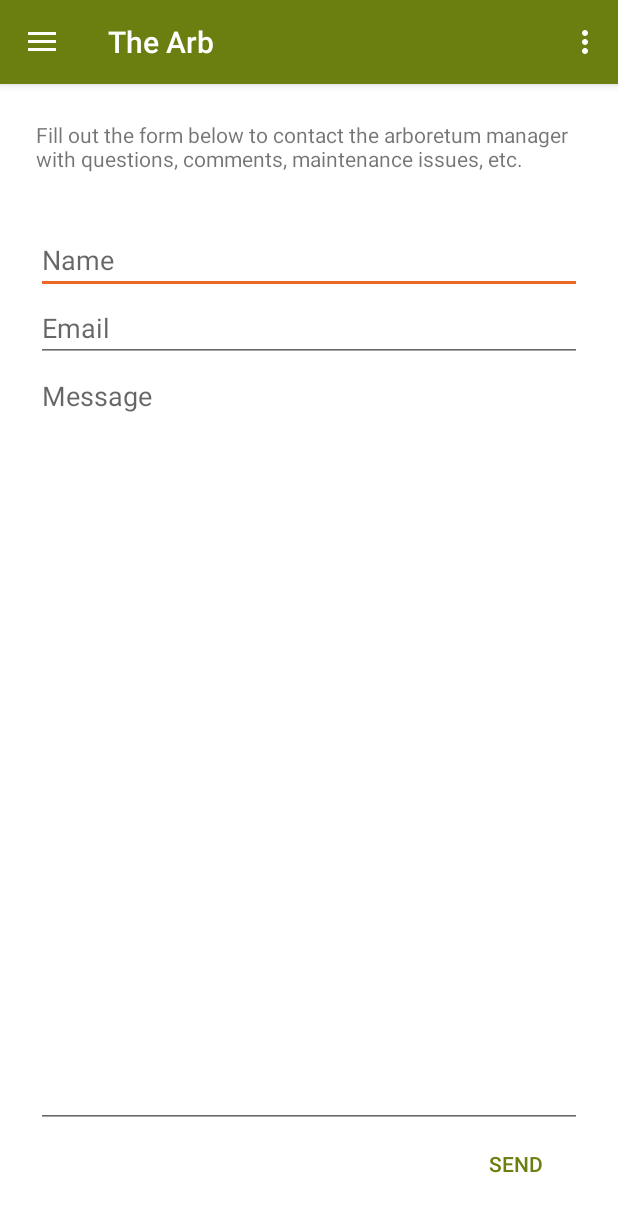
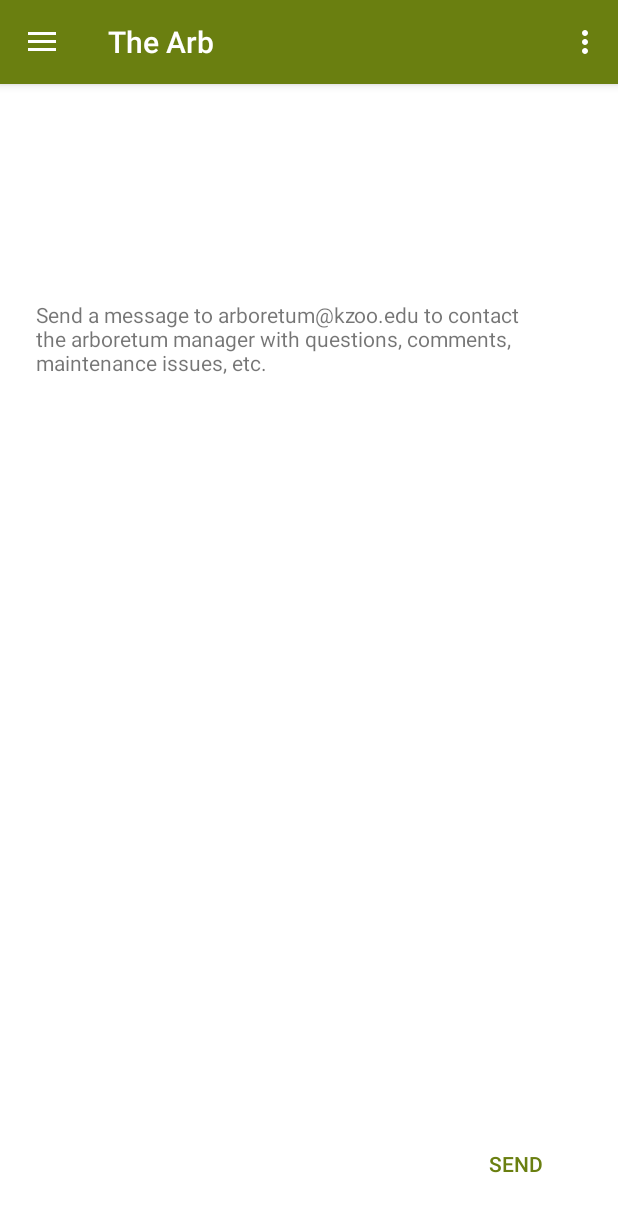
Before and after one commit to rlundquist3/arb-android, an Android app: the fragment ContactFragment placed in its activity, after a tap on "SEND", on a phone screen of 412 x 824 dp. Shown: the top 1212 px of the screen. Run offline under Robolectric (Android 15) with nearby library versions, the phone set to English and light mode, and no system bars; our stand-ins replace Firebase (no records; nobody signed in at launch, a user with empty details on screens opened directly); 2 statements that could not run were skipped.

```diff
--- a/app/src/main/AndroidManifest.xml
+++ b/app/src/main/AndroidManifest.xml
@@ -53,6 +53,9 @@
             <intent-filter>
                 <action android:name="android.intent.action.SEARCH" />
             </intent-filter>
+            <meta-data
+                android:name="android.app.searchable"
+                android:resource="@xml/searchable" />
         </activity>
     </application>
 
--- a/app/src/main/java/com/rileylundquist/arb/ContactFragment.java
+++ b/app/src/main/java/com/rileylundquist/arb/ContactFragment.java
@@ -1,6 +1,7 @@
 package com.rileylundquist.arb;
 
 import android.content.Context;
+import android.content.Intent;
 import android.net.ConnectivityManager;
 import android.net.NetworkInfo;
 import android.net.Uri;
@@ -107,39 +108,11 @@ public class ContactFragment extends Fragment implements Button.OnClickListener
 
     @Override
     public void onClick(View v) {
-        String name = ((EditText) getActivity().findViewById(R.id.contact_name)).getText().toString();
-        String email = ((EditText) getActivity().findViewById(R.id.contact_email)).getText().toString();
-        String message = ((EditText) getActivity().findViewById(R.id.contact_message)).getText().toString();
-
-        ConnectivityManager connMgr = (ConnectivityManager)
-                getActivity().getSystemService(Context.CONNECTIVITY_SERVICE);
-        NetworkInfo networkInfo = connMgr.getActiveNetworkInfo();
-        if (networkInfo != null && networkInfo.isConnected()) {
-            new SendMessageTask().execute(name, email, message);
-        } else {
-            Log.e("S", "no connection");
-        }
-    }
-
-    private class SendMessageTask extends AsyncTask<String, Void, String> {
-        @Override
-        protected String doInBackground(String... params) {
-            try {
-                Log.d("S", "asyncTask trying server connection");
-                return Boolean.toString(ServerConnection.INSTANCE.sendEmail(params[0], params[1], params[2]));
-            } catch (IOException e) {
-                Log.e("ERR", "Unable to connect to server");
-                return Boolean.toString(false);
-            }
-        }
-
-        @Override
-        protected void onPostExecute(String sent) {
-            if (Boolean.getBoolean(sent))
-                Snackbar.make(getView(), "Message sent", Snackbar.LENGTH_LONG);
-            else
-                Snackbar.make(getView(), "Send failed, try again later", Snackbar.LENGTH_LONG);
-        }
+        Intent intent = new Intent(Intent.ACTION_SEND);
+        intent.setType("plain/text");
+        intent.putExtra(Intent.EXTRA_EMAIL, new String[] {getString(R.string.contact_email)});
+        intent.putExtra(Intent.EXTRA_SUBJECT, getString(R.string.contact_subject));
+        startActivity(Intent.createChooser(intent, ""));
     }
 
     /**
--- a/app/src/main/res/layout/fragment_contact.xml
+++ b/app/src/main/res/layout/fragment_contact.xml
@@ -10,43 +10,10 @@
         android:layout_width="match_parent"
         android:layout_height="wrap_content"
         android:text="@string/contact_prompt"
-        android:id="@+id/textView2" />
-
-    <EditText
-        android:layout_width="wrap_content"
-        android:layout_height="wrap_content"
-        android:inputType="textPersonName"
-        android:ems="10"
-        android:id="@+id/contact_name"
-        android:layout_below="@+id/textView2"
-        android:layout_alignParentStart="true"
-        android:layout_marginTop="35dp"
+        android:id="@+id/textView2"
+        android:layout_alignParentTop="true"
         android:layout_alignParentEnd="true"
-        android:hint="Name" />
-
-    <EditText
-        android:layout_width="wrap_content"
-        android:layout_height="wrap_content"
-        android:ems="10"
-        android:id="@+id/contact_email"
-        android:layout_below="@+id/contact_name"
-        android:layout_alignParentStart="true"
-        android:layout_alignParentEnd="true"
-        android:inputType="textEmailAddress"
-        android:hint="Email" />
-
-    <EditText
-        android:layout_width="wrap_content"
-        android:layout_height="wrap_content"
-        android:inputType="textMultiLine"
-        android:ems="10"
-        android:id="@+id/contact_message"
-        android:layout_below="@+id/contact_email"
-        android:layout_alignParentStart="true"
-        android:layout_alignEnd="@+id/contact_email"
-        android:gravity="top"
-        android:layout_above="@+id/send_button"
-        android:hint="Message" />
+        android:layout_marginTop="120dp" />
 
     <Button
         android:layout_width="wrap_content"
@@ -54,7 +21,6 @@
         android:text="Send"
         android:id="@+id/send_button"
         android:layout_alignParentBottom="true"
-        android:layout_alignEnd="@+id/contact_message"
         android:layout_alignParentRight="true"
         android:textColor="@color/k_green"
         android:background="#00ffffff"
--- a/app/src/main/res/menu/main.xml
+++ b/app/src/main/res/menu/main.xml
@@ -11,6 +11,6 @@
         android:title="@string/search_title"
         android:icon="@android:drawable/ic_search_category_default"
         android:showAsAction="collapseActionView|ifRoom"
-        android:actionViewClass="android.widget.SearchView" />
+        app:actionViewClass="android.support.v7.widget.SearchView" />
 
 </menu>
--- a/app/src/main/res/values/strings.xml
+++ b/app/src/main/res/values/strings.xml
@@ -14,7 +14,8 @@
 
     <string name="connection_error">Unable to connect</string>
 
-    <string name="contact_prompt">Fill out the form below to contact the arboretum manager with questions, comments, maintenance issues, etc.</string>
-
+    <string name="contact_prompt">Send a message to arboretum@kzoo.edu to contact the arboretum manager with questions, comments, maintenance issues, etc.</string>
+    <string name="contact_email">arboretum@kzoo.edu</string>
+    <string name="contact_subject">Message from Arb App</string>
     <string name="lorem_ipsum">Lorem ipsum dolor sit amet, consectetur adipiscing elit. Duis volutpat placerat dolor, in iaculis tellus hendrerit ac. Ut in varius arcu. Donec ut magna at diam sodales volutpat. Aenean quam lectus, condimentum vitae enim eu, tempor ornare diam. Phasellus sed tortor ac odio commodo gravida. Nulla aliquam ipsum nec velit ornare sodales. In vel tempor dolor, id convallis dui. Ut malesuada euismod ligula, sed interdum massa dictum vel. Curabitur magna purus, condimentum in eros quis, sollicitudin tempor diam. Phasellus non aliquet libero. Morbi tortor tortor, accumsan sed elementum non, hendrerit in sapien. Phasellus eu orci rutrum, placerat dui quis, venenatis nulla. Fusce quis sagittis leo, imperdiet interdum nisl. Sed tincidunt elit et nibh iaculis eleifend. Praesent semper cursus ante, eget commodo diam tristique nec.\n\nFusce consequat lorem sit amet lacus interdum aliquet. Nulla vehicula eros ex, fringilla sagittis justo auctor id. Integer placerat mi at enim fermentum lobortis. Maecenas sed mauris placerat, aliquam ex pharetra, euismod urna. Morbi mattis malesuada purus. Nam nec magna dui. Mauris ultrices velit eu urna placerat placerat. Praesent aliquam mi ipsum, id accumsan odio euismod quis. Nulla hendrerit vulputate ullamcorper. Phasellus ornare sapien libero, vitae posuere nisl cursus et. Cras pharetra tincidunt imperdiet. Morbi volutpat felis vel aliquam laoreet. Aenean venenatis sed velit non egestas.</string>
 </resources>
```
